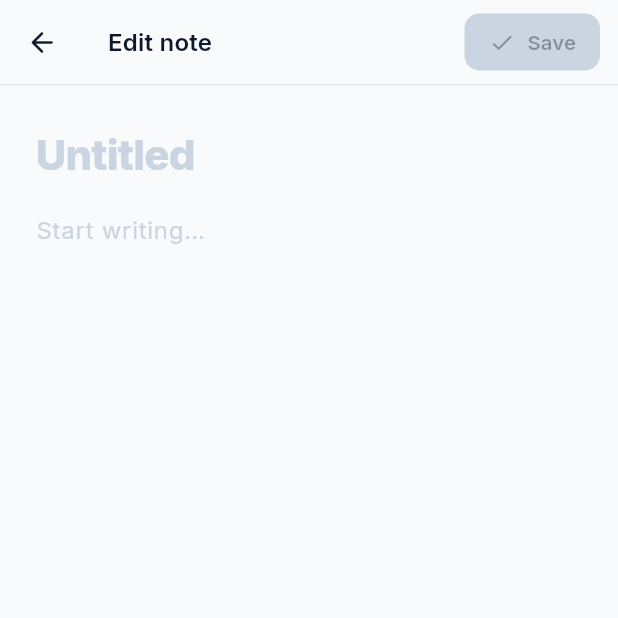
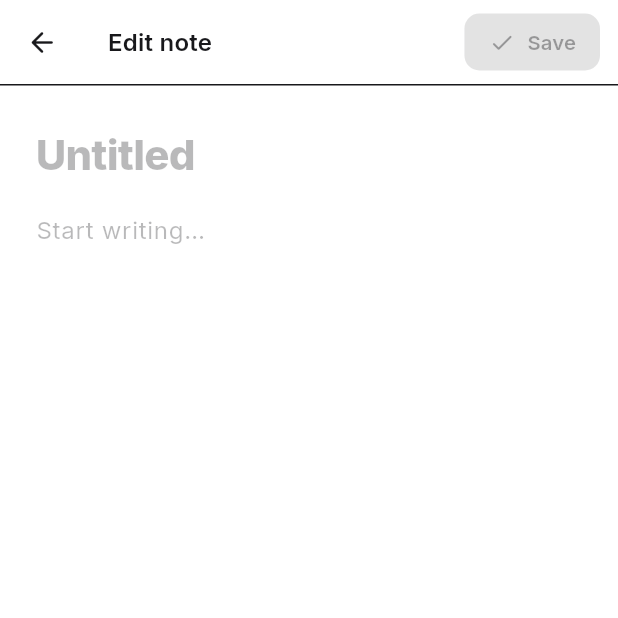
Before and after one commit to Jiya-Sharma09/notes-app-flutter, a Flutter app: the EditScreen screen opened directly with empty values, on a phone screen of 412 x 824 dp, the top half of it. Run offline on Flutter 3.47's test engine with Material 3 defaults, Android fonts, the light colour scheme and no system bars; our stand-ins replace animated_search_bar, flutter_secure_storage, google_fonts, shared_preferences; accounts and stored records are empty.

Commit message:
feat(auth): enhance login response to include user details and update logout button!

```diff
--- a/lib/provider/auth-provider.dart
+++ b/lib/provider/auth-provider.dart
@@ -28,7 +28,11 @@ class AuthProvider extends ChangeNotifier {
     final authService = AuthService(_client);
 
     try {
-      _token = await authService.login(email: email, password: password);
+      final loginResponse = await authService.login(email: email, password: password);
+      _token = loginResponse['token'];
+      username = loginResponse['username'];
+      userEmail = loginResponse['email'];
+      userId = loginResponse['userId'];
     } catch (e) {
       isLoading = false;
       notifyListeners();
--- a/lib/screens/edit_screen.dart
+++ b/lib/screens/edit_screen.dart
@@ -67,29 +67,32 @@ class _EditScreenState extends State<EditScreen> {
 
     if (success) {
       setState(() => _hasChanges = false);
+      final colorScheme = Theme.of(context).colorScheme;
       ScaffoldMessenger.of(context).showSnackBar(
         SnackBar(
           behavior: SnackBarBehavior.floating,
-          backgroundColor: const Color(0xFF1E293B),
-          content: const Row(
+          backgroundColor: colorScheme.inverseSurface,
+          content: Row(
             children: [
-              Icon(Icons.check_circle_rounded, color: Color(0xFF34D399), size: 18),
-              SizedBox(width: 10),
-              Text('Saved'),
+              Icon(Icons.check_circle_rounded, color: colorScheme.primary, size: 18),
+              const SizedBox(width: 10),
+              Text('Saved', style: TextStyle(color: colorScheme.onInverseSurface)),
             ],
           ),
           shape: RoundedRectangleBorder(borderRadius: BorderRadius.circular(10)),
         ),
       );
     } else {
+      final colorScheme = Theme.of(context).colorScheme;
       ScaffoldMessenger.of(context).showSnackBar(
         SnackBar(
           behavior: SnackBarBehavior.floating,
-          backgroundColor: const Color(0xFF1E293B),
+          backgroundColor: colorScheme.inverseSurface,
           content: Text(
             notesProvider.errorMessageUpdate.isNotEmpty
                 ? notesProvider.errorMessageUpdate
                 : 'Failed to save note',
+            style: TextStyle(color: colorScheme.onInverseSurface),
           ),
           shape: RoundedRectangleBorder(borderRadius: BorderRadius.circular(10)),
         ),
@@ -108,21 +111,18 @@ class _EditScreenState extends State<EditScreen> {
 
   @override
   Widget build(BuildContext context) {
-    const accent = Color(0xFF6366F1); // indigo — primary action color
-    const surface = Color(0xFFF8FAFC);
-    const border = Color(0xFFE2E8F0);
-    const muted = Color(0xFF64748B);
+    final colorScheme = Theme.of(context).colorScheme;
 
     return Scaffold(
-      backgroundColor: surface,
+      backgroundColor: colorScheme.surface,
       appBar: AppBar(
-        backgroundColor: surface,
+        backgroundColor: colorScheme.surface,
         surfaceTintColor: Colors.transparent,
         elevation: 0,
         scrolledUnderElevation: 0.5,
         leading: IconButton(
           icon: const Icon(Icons.arrow_back_rounded, size: 22),
-          color: const Color(0xFF0F172A),
+          color: colorScheme.onSurface,
           onPressed: () => Navigator.of(context).pop(),
         ),
         title: Row(
@@ -132,7 +132,7 @@ class _EditScreenState extends State<EditScreen> {
               'Edit note',
               style: Theme.of(context).textTheme.titleMedium?.copyWith(
                     fontWeight: FontWeight.w600,
-                    color: const Color(0xFF0F172A),
+                    color: colorScheme.onSurface,
                   ),
             ),
             const SizedBox(width: 10),
@@ -142,15 +142,15 @@ class _EditScreenState extends State<EditScreen> {
               child: Container(
                 padding: const EdgeInsets.symmetric(horizontal: 8, vertical: 3),
                 decoration: BoxDecoration(
-                  color: const Color(0xFFFEF3C7),
+                  color: colorScheme.tertiaryContainer,
                   borderRadius: BorderRadius.circular(20),
                 ),
-                child: const Text(
+                child: Text(
                   'Unsaved',
                   style: TextStyle(
                     fontSize: 11,
                     fontWeight: FontWeight.w600,
-                    color: Color(0xFF92400E),
+                    color: colorScheme.onTertiaryContainer,
                   ),
                 ),
               ),
@@ -167,9 +167,9 @@ class _EditScreenState extends State<EditScreen> {
                 child: ElevatedButton.icon(
                   onPressed: (_hasChanges && !_isSaving) ? _handleSave : null,
                   style: ElevatedButton.styleFrom(
-                    backgroundColor: accent,
-                    disabledBackgroundColor: const Color(0xFFCBD5E1),
-                    foregroundColor: Colors.white,
+                    backgroundColor: colorScheme.primary,
+                    disabledBackgroundColor: colorScheme.onSurface.withOpacity(0.12),
+                    foregroundColor: colorScheme.onPrimary,
                     elevation: 0,
                     padding: const EdgeInsets.symmetric(horizontal: 16),
                     shape: RoundedRectangleBorder(
@@ -177,12 +177,12 @@ class _EditScreenState extends State<EditScreen> {
                     ),
                   ),
                   icon: _isSaving
-                      ? const SizedBox(
+                      ? SizedBox(
                           width: 15,
                           height: 15,
                           child: CircularProgressIndicator(
                             strokeWidth: 2,
-                            valueColor: AlwaysStoppedAnimation(Colors.white),
+                            valueColor: AlwaysStoppedAnimation(colorScheme.onPrimary),
                           ),
                         )
                       : const Icon(Icons.check_rounded, size: 18),
@@ -200,7 +200,7 @@ class _EditScreenState extends State<EditScreen> {
         ],
         bottom: PreferredSize(
           preferredSize: const Size.fromHeight(1),
-          child: Container(height: 1, color: border),
+          child: Container(height: 1, color: colorScheme.outlineVariant),
         ),
       ),
       body: SizedBox.expand(
@@ -211,17 +211,17 @@ class _EditScreenState extends State<EditScreen> {
             children: [
               TextField(
                 controller: _titleController,
-                style: const TextStyle(
+                style: TextStyle(
                   fontSize: 28,
                   fontWeight: FontWeight.w800,
-                  color: Color(0xFF0F172A),
+                  color: colorScheme.onSurface,
                   height: 1.25,
                   letterSpacing: -0.5,
                 ),
-                decoration: const InputDecoration(
+                decoration: InputDecoration(
                   hintText: 'Untitled',
                   hintStyle: TextStyle(
-                    color: Color(0xFFCBD5E1),
+                    color: colorScheme.onSurface.withOpacity(0.3),
                     fontWeight: FontWeight.w800,
                   ),
                   filled: false,
@@ -236,14 +236,14 @@ class _EditScreenState extends State<EditScreen> {
               Expanded(
                 child: TextField(
                   controller: _contentController,
-                  style: const TextStyle(
+                  style: TextStyle(
                     fontSize: 16,
-                    color: Color(0xFF334155),
+                    color: colorScheme.onSurfaceVariant,
                     height: 1.7,
                   ),
-                  decoration: const InputDecoration(
+                  decoration: InputDecoration(
                     hintText: 'Start writing…',
-                    hintStyle: TextStyle(color: Color(0xFFCBD5E1)),
+                    hintStyle: TextStyle(color: colorScheme.onSurface.withOpacity(0.3)),
                     filled: false,
                     border: InputBorder.none,
                     enabledBorder: InputBorder.none,
@@ -255,7 +255,7 @@ class _EditScreenState extends State<EditScreen> {
                   expands: true,
                   textAlignVertical: TextAlignVertical.top,
                   keyboardAppearance: Brightness.light,
-                  cursorColor: const Color(0xFF6366F1),
+                  cursorColor: colorScheme.primary,
                 ),
               ),
             ],
--- a/lib/screens/home_screen.dart
+++ b/lib/screens/home_screen.dart
@@ -84,7 +84,7 @@ class _HomeScreenState extends State<HomeScreen> {
         ),
         IconButton(
           icon: const Icon(Icons.logout),
-          onPressed: () {},
+          onPressed: () => _confirmLogout(context, _authProvider),
         ),
       ],
     ),
```
Also changed, not shown: lib/services/auth_service.dart (+8 -2 lines).
